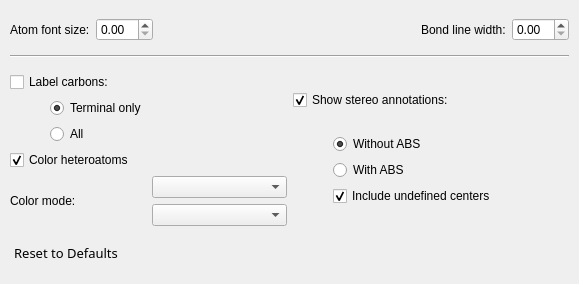
schrodinger/sketcher, file src/schrodinger/sketcher/ui/rendering_settings_dialog.ui: the form before one commit.
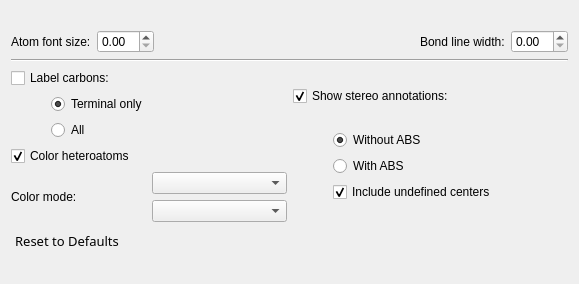
The form after the commit.

Commit message: SKETCH-2436: Fixing WASM version of preferences dialog

```diff
--- a/src/schrodinger/sketcher/ui/rendering_settings_dialog.ui
+++ b/src/schrodinger/sketcher/ui/rendering_settings_dialog.ui
@@ -1,7 +1,7 @@
 <?xml version="1.0" encoding="UTF-8"?>
 <ui version="4.0">
  <class>RenderingSettingsDialog</class>
- <widget class="QDialog" name="RenderingSettingsDialog">
+ <widget class="QWidget" name="RenderingSettingsDialog">
   <property name="geometry">
    <rect>
     <x>0</x>
@@ -25,15 +25,8 @@
   <property name="windowTitle">
    <string>2D Settings</string>
   </property>
-  <widget class="QWidget" name="verticalLayoutWidget">
-   <property name="geometry">
-    <rect>
-     <x>10</x>
-     <y>10</y>
-     <width>559</width>
-     <height>267</height>
-    </rect>
-   </property>
+  <layout class="QVBoxLayout" name="verticalLayout_7">
+   <item>
    <layout class="QVBoxLayout" name="verticalLayout">
     <item>
      <layout class="QHBoxLayout" name="horizontalLayout_3">
@@ -289,7 +282,8 @@
      </layout>
     </item>
    </layout>
-  </widget>
+   </item>
+  </layout>
  </widget>
  <resources/>
  <connections>
```
Left out of the diff: 211 changed lines with no effect on the pictures. Lines whose indentation alone changed are shown as unchanged. The commit also changes 5 other files.
